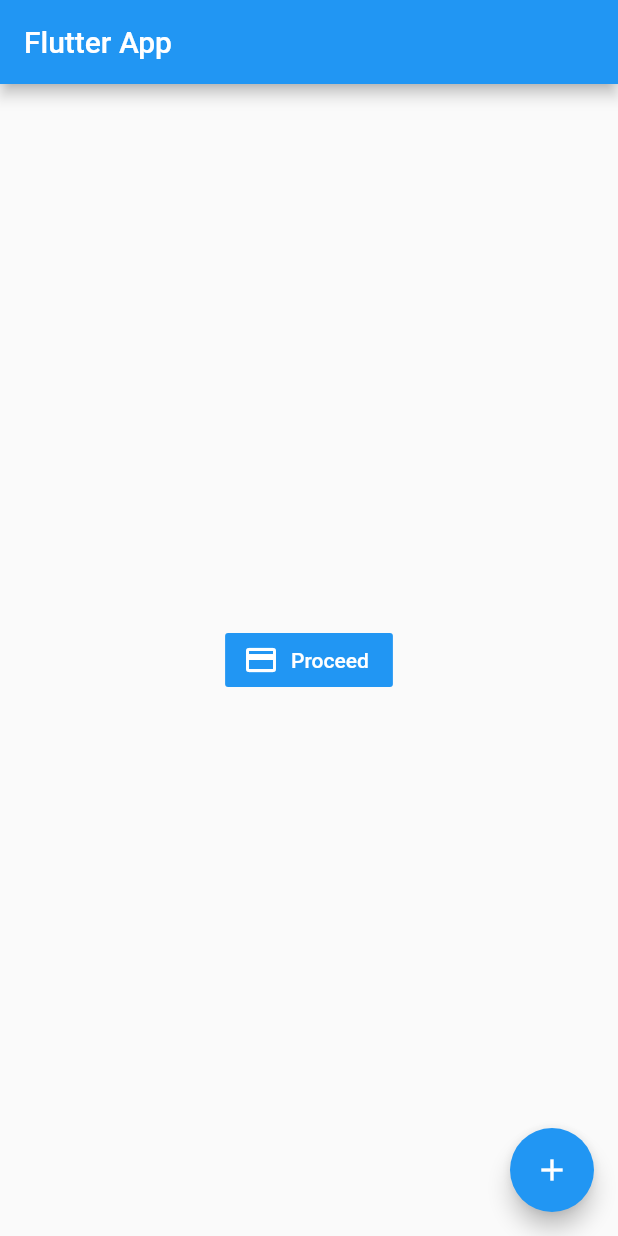
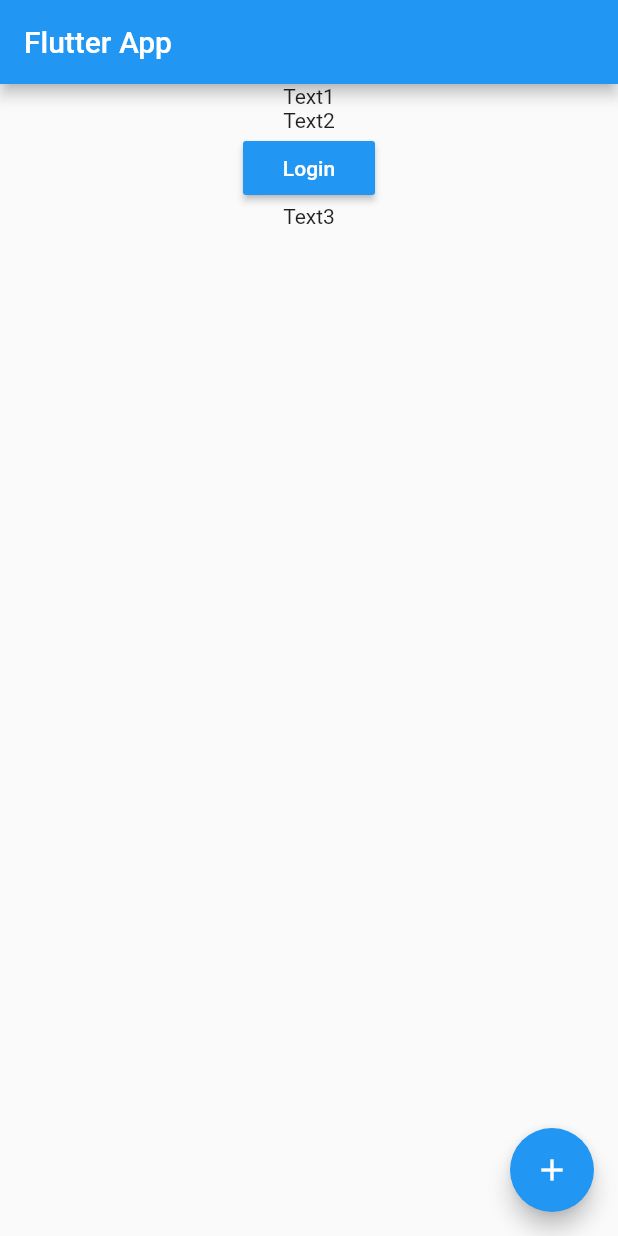
Before and after one commit to m-ata/flutter-test-app, a Flutter app: the screen it shows after launch, on a phone screen of 412 x 824 dp. Run offline on Flutter 3.47's test engine with Material 2 defaults, Android fonts, the phone set to English and light mode, and no system bars.

Commit message:
column widget

```diff
--- a/lib/main.dart
+++ b/lib/main.dart
@@ -17,11 +17,13 @@ class MyApp extends StatelessWidget {
           child: Icon(Icons.add),
         ),
         body: Center(
-          child: FlatButton.icon(
-            icon: Icon(Icons.payment, color: Colors.white,),
-            label: Text('Proceed', style: TextStyle(color: Colors.white),),
-            color: Colors.blue,
-            onPressed: (){},
+          child: Column(
+            children: [
+              Text('Text1'),
+              Text('Text2'),
+              RaisedButton(onPressed: () {}, child: Text('Login', style: TextStyle(color: Colors.white)), color: Colors.blue,),
+              Text('Text3'),
+            ],
           )
       ),
     ),
```
Also changed, not shown: 8 other files.
